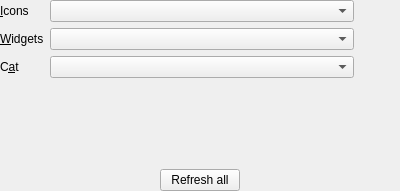
Above: launcher/ui/widgets/ThemeCustomizationWidget.ui from FreesmTeam/FreesmLauncher before the change. Below: the same form after it.
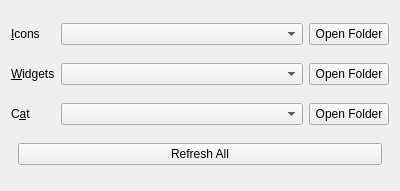
That is the form after the change. Icons and pictures are not drawn.

```diff
--- a/launcher/ui/widgets/ThemeCustomizationWidget.ui
+++ b/launcher/ui/widgets/ThemeCustomizationWidget.ui
@@ -13,24 +13,40 @@
   <property name="windowTitle">
    <string notr="true">Form</string>
   </property>
-  <layout class="QVBoxLayout" name="verticalLayout">
-   <property name="sizeConstraint">
-    <enum>QLayout::SetMinimumSize</enum>
-   </property>
-   <property name="leftMargin">
-    <number>0</number>
-   </property>
-   <property name="topMargin">
-    <number>0</number>
-   </property>
-   <property name="rightMargin">
-    <number>0</number>
-   </property>
-   <property name="bottomMargin">
-    <number>0</number>
-   </property>
-   <item>
-    <layout class="QFormLayout" name="formLayout">
+  <layout class="QGridLayout" name="gridLayout">
+   <item row="0" column="2">
+    <widget class="QPushButton" name="iconsFolder">
+     <property name="toolTip">
+      <string>View icon themes folder.</string>
+     </property>
+     <property name="text">
+      <string>Open Folder</string>
+     </property>
+    </widget>
+   </item>
+   <item row="2" column="0">
+    <widget class="QLabel" name="backgroundCatLabel">
+     <property name="toolTip">
+      <string>The cat appears in the background and is not shown by default. It is only made visible when pressing the Cat button in the Toolbar.</string>
+     </property>
+     <property name="text">
+      <string>C&amp;at</string>
+     </property>
+     <property name="buddy">
+      <cstring>backgroundCatComboBox</cstring>
+     </property>
+    </widget>
+   </item>
+   <item row="2" column="2">
+    <widget class="QPushButton" name="catPackFolder">
+     <property name="toolTip">
+      <string>View cat packs folder.</string>
+     </property>
+     <property name="text">
+      <string>Open Folder</string>
+     </property>
+    </widget>
+   </item>
      <item row="0" column="0">
       <widget class="QLabel" name="iconsLabel">
        <property name="text">
@@ -41,10 +57,8 @@
        </property>
       </widget>
      </item>
-     <item row="0" column="1">
-      <layout class="QHBoxLayout" name="iconsLayout">
-       <item>
-        <widget class="QComboBox" name="iconsComboBox">
+   <item row="1" column="1">
+    <widget class="QComboBox" name="widgetStyleComboBox">
          <property name="sizePolicy">
           <sizepolicy hsizetype="Expanding" vsizetype="Fixed">
            <horstretch>0</horstretch>
@@ -55,24 +69,6 @@
           <enum>Qt::StrongFocus</enum>
          </property>
         </widget>
-       </item>
-       <item>
-        <widget class="QPushButton" name="iconsFolder">
-         <property name="toolTip">
-          <string>View icon themes folder.</string>
-         </property>
-         <property name="text">
-          <string/>
-         </property>
-         <property name="icon">
-          <iconset theme="viewfolder"/>
-         </property>
-         <property name="flat">
-          <bool>true</bool>
-         </property>
-        </widget>
-       </item>
-      </layout>
      </item>
      <item row="1" column="0">
       <widget class="QLabel" name="widgetStyleLabel">
@@ -84,55 +80,17 @@
        </property>
       </widget>
      </item>
-     <item row="1" column="1">
-      <layout class="QHBoxLayout" name="widgetStyleLayout">
-       <item>
-        <widget class="QComboBox" name="widgetStyleComboBox">
-         <property name="sizePolicy">
-          <sizepolicy hsizetype="Expanding" vsizetype="Fixed">
-           <horstretch>0</horstretch>
-           <verstretch>0</verstretch>
-          </sizepolicy>
-         </property>
-         <property name="focusPolicy">
-          <enum>Qt::StrongFocus</enum>
-         </property>
-        </widget>
-       </item>
-       <item>
+   <item row="1" column="2">
         <widget class="QPushButton" name="widgetStyleFolder">
          <property name="toolTip">
           <string>View widget themes folder.</string>
          </property>
          <property name="text">
-          <string/>
-         </property>
-         <property name="icon">
-          <iconset theme="viewfolder"/>
-         </property>
-         <property name="flat">
-          <bool>true</bool>
-         </property>
-        </widget>
-       </item>
-      </layout>
-     </item>
-     <item row="2" column="0">
-      <widget class="QLabel" name="backgroundCatLabel">
-       <property name="toolTip">
-        <string>The cat appears in the background and is not shown by default. It is only made visible when pressing the Cat button in the Toolbar.</string>
-       </property>
-       <property name="text">
-        <string>C&amp;at</string>
-       </property>
-       <property name="buddy">
-        <cstring>backgroundCatComboBox</cstring>
+      <string>Open Folder</string>
        </property>
       </widget>
      </item>
      <item row="2" column="1">
-      <layout class="QHBoxLayout" name="catLayout">
-       <item>
         <widget class="QComboBox" name="backgroundCatComboBox">
          <property name="sizePolicy">
           <sizepolicy hsizetype="Expanding" vsizetype="Fixed">
@@ -148,45 +106,32 @@
          </property>
         </widget>
        </item>
-       <item>
-        <widget class="QPushButton" name="catPackFolder">
-         <property name="toolTip">
-          <string>View cat packs folder.</string>
-         </property>
-         <property name="text">
-          <string/>
-         </property>
-         <property name="icon">
-          <iconset theme="viewfolder"/>
-         </property>
-         <property name="flat">
-          <bool>true</bool>
+   <item row="0" column="1">
+    <widget class="QComboBox" name="iconsComboBox">
+     <property name="sizePolicy">
+      <sizepolicy hsizetype="Expanding" vsizetype="Fixed">
+       <horstretch>0</horstretch>
+       <verstretch>0</verstretch>
+      </sizepolicy>
+     </property>
+     <property name="focusPolicy">
+      <enum>Qt::StrongFocus</enum>
          </property>
         </widget>
        </item>
-      </layout>
-     </item>
-    </layout>
-   </item>
-   <item>
-    <layout class="QHBoxLayout" name="refreshLayout">
+   <item row="3" column="0" colspan="3">
+    <layout class="QHBoxLayout" name="horizontalLayout">
      <item>
       <spacer name="horizontalSpacer">
        <property name="orientation">
         <enum>Qt::Horizontal</enum>
        </property>
-       <property name="sizeHint" stdset="0">
-        <size>
-         <width>40</width>
-         <height>20</height>
-        </size>
-       </property>
       </spacer>
      </item>
      <item>
       <widget class="QPushButton" name="refreshButton">
        <property name="text">
-        <string>Refresh all</string>
+        <string>Refresh All</string>
        </property>
       </widget>
      </item>
@@ -195,12 +140,6 @@
        <property name="orientation">
         <enum>Qt::Horizontal</enum>
        </property>
-       <property name="sizeHint" stdset="0">
-        <size>
-         <width>40</width>
-         <height>20</height>
-        </size>
-       </property>
       </spacer>
      </item>
     </layout>
```
Lines whose indentation alone changed are shown as unchanged.
